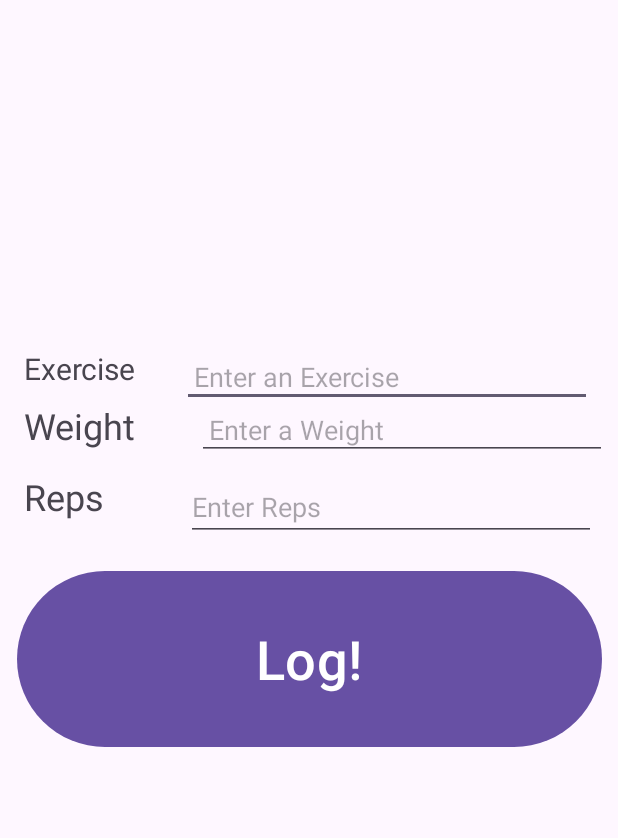
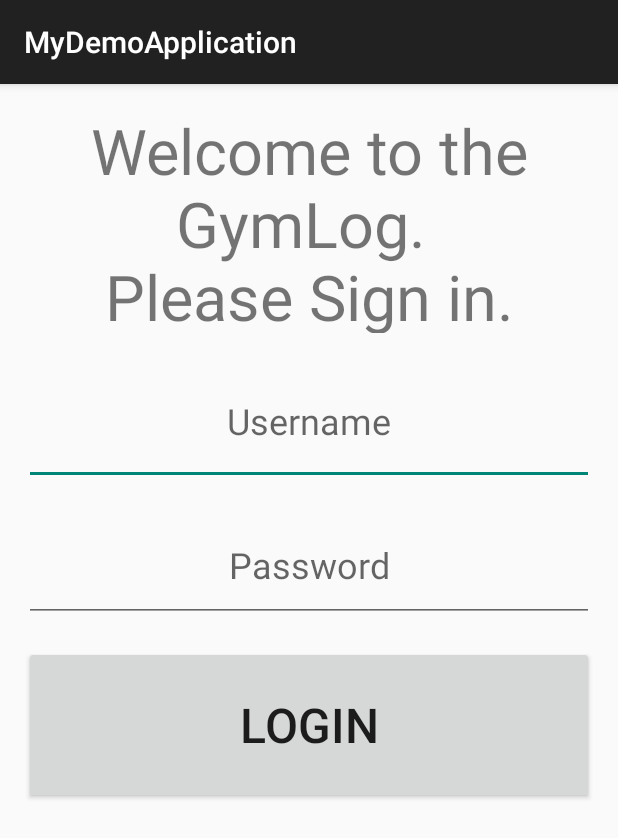
Before and after one commit to zhan6256/MyDemoApplication, an Android app: the screen it shows after launch (MainActivity before the commit, LoginActivity after it), on a phone screen of 412 x 824 dp. Shown: the top 838 px of the screen. Run offline under Robolectric (Android 15) with nearby library versions, the phone set to English and light mode, and no system bars; our stand-ins replace Room's generated code.

Commit message:
Completed Video 9 Added menu and logout function

```diff
--- a/app/src/main/AndroidManifest.xml
+++ b/app/src/main/AndroidManifest.xml
@@ -10,7 +10,7 @@
         android:label="@string/app_name"
         android:roundIcon="@mipmap/ic_launcher_round"
         android:supportsRtl="true"
-        android:theme="@style/Theme.MyDemoApplication">
+        android:theme="@style/Theme.AppCompat.DayNight.DarkActionBar">
         <activity
             android:name=".LoginActivity"
             android:exported="false" />
--- a/app/src/main/java/com/daclink/mydemoapplication/LoginActivity.java
+++ b/app/src/main/java/com/daclink/mydemoapplication/LoginActivity.java
@@ -1,24 +1,34 @@
 package com.daclink.mydemoapplication;
 
+import android.content.Context;
+import android.content.Intent;
 import android.os.Bundle;
+import android.view.View;
 
-import androidx.activity.EdgeToEdge;
 import androidx.appcompat.app.AppCompatActivity;
-import androidx.core.graphics.Insets;
-import androidx.core.view.ViewCompat;
-import androidx.core.view.WindowInsetsCompat;
+
+import com.daclink.mydemoapplication.databinding.ActivityLoginBinding;
 
 public class LoginActivity extends AppCompatActivity {
+    private ActivityLoginBinding binding;
 
     @Override
     protected void onCreate(Bundle savedInstanceState) {
         super.onCreate(savedInstanceState);
-        EdgeToEdge.enable(this);
-        setContentView(R.layout.activity_login);
-        ViewCompat.setOnApplyWindowInsetsListener(findViewById(R.id.main), (v, insets) -> {
-            Insets systemBars = insets.getInsets(WindowInsetsCompat.Type.systemBars());
-            v.setPadding(systemBars.left, systemBars.top, systemBars.right, systemBars.bottom);
-            return insets;
+        binding = ActivityLoginBinding.inflate(getLayoutInflater());
+        setContentView(binding.getRoot());
+
+        binding.loginButton.setOnClickListener(new View.OnClickListener() {
+
+            @Override
+            public void onClick(View v) {
+                Intent intent = MainActivity.mainActivityIntentFactory(getApplicationContext(), 0);
+                startActivity(intent);
+            }
         });
     }
+    static Intent loginIntentFactory(Context context){
+        return new Intent(context, LoginActivity.class);
+    }
+
 }
--- a/app/src/main/java/com/daclink/mydemoapplication/MainActivity.java
+++ b/app/src/main/java/com/daclink/mydemoapplication/MainActivity.java
@@ -1,14 +1,23 @@
 package com.daclink.mydemoapplication;
 
+import android.content.Context;
+import android.content.DialogInterface;
+import android.content.Intent;
 import android.os.Bundle;
 import android.text.method.ScrollingMovementMethod;
 import android.util.Log;
+import android.view.Menu;
+import android.view.MenuInflater;
+import android.view.MenuItem;
 import android.view.View;
 import android.widget.Toast;
 
+import androidx.annotation.NonNull;
+import androidx.appcompat.app.AlertDialog;
 import androidx.appcompat.app.AppCompatActivity;
 
 import com.daclink.mydemoapplication.Database.GymLogRepository;
+import com.daclink.mydemoapplication.Database.entities.User;
 import com.daclink.mydemoapplication.databinding.ActivityMainBinding;
 
 import java.util.ArrayList;
@@ -20,6 +29,7 @@ import com.daclink.mydemoapplication.Database.entities.GymLog;
 
 
 public class MainActivity extends AppCompatActivity {
+    private static final String MAIN_ACTIVITY_USER_ID = "com.daclink.mydemoapplication.MAIN_ACTIVITY_USER_ID" ;
     private ActivityMainBinding binding;
     private GymLogRepository repository;
     public static final String TAG = "DAC_GYMLOG";
@@ -27,13 +37,24 @@ public class MainActivity extends AppCompatActivity {
     double mWeight = 0.0;
     int mReps = 0;
     //TODO: Add login information
-    int loggedInUserId = -1;
+    private int loggedInUserId = -1;
+    private User user;
+
 
     @Override
     protected void onCreate(Bundle savedInstanceState) {
         super.onCreate(savedInstanceState);
         binding = com.daclink.mydemoapplication.databinding.ActivityMainBinding.inflate(getLayoutInflater());
         setContentView(binding.getRoot());
+
+        loginUser();
+
+        invalidateOptionsMenu();
+
+        if(loggedInUserId == -1){
+            Intent intent = LoginActivity.loginIntentFactory(getApplicationContext());
+            startActivity(intent);
+        }
         repository =  GymLogRepository.getRepository(getApplication());
         binding.logDisplayTextView.setMovementMethod(new ScrollingMovementMethod());
         updateDisplay();
@@ -48,6 +69,64 @@ public class MainActivity extends AppCompatActivity {
                 updateDisplay();
             }
         });
+    }
+
+    private void loginUser() {
+        //TODO: Make Login method FUNCTIONAL
+        user = new User("Drew", "password");
+        loggedInUserId = getIntent().getIntExtra(MAIN_ACTIVITY_USER_ID, -1);
+    }
+
+    @Override
+    public boolean onCreateOptionsMenu(Menu menu) {
+        MenuInflater inflater = getMenuInflater();
+        inflater.inflate(R.menu.logout_menu, menu);
+        return true;
+    }
+
+    @Override
+    public boolean onPrepareOptionsMenu(Menu menu) {
+        MenuItem item = menu.findItem(R.id.logoutMenuItem);
+        item.setVisible(true);
+        item.setTitle(user.getUsername());
+        item.setOnMenuItemClickListener(new MenuItem.OnMenuItemClickListener() {
+            @Override
+            public boolean onMenuItemClick(@NonNull MenuItem item) {
+                showlogoutDialog();
+                return false;
+            }
+        });
+        return true;
+    }
+    private void showlogoutDialog(){
+        AlertDialog.Builder alertBuilder = new AlertDialog.Builder(MainActivity.this);
+        final AlertDialog alertDialog = alertBuilder.create();
+
+        alertBuilder.setMessage("Logout?");
+        alertBuilder.setPositiveButton("Logout", new DialogInterface.OnClickListener() {
+            @Override
+            public void onClick(DialogInterface dialog, int which) {
+                logout();
+            }
+        });
+        alertBuilder.setNegativeButton("Cancel", new DialogInterface.OnClickListener() {
+            @Override
+            public void onClick(DialogInterface dialog, int which) {
+                alertDialog.dismiss();
+            }
+        });
+        alertBuilder.create().show();
+    }
+
+    private void logout() {
+        //TODO: Finish logout method
+        startActivity(LoginActivity.loginIntentFactory(getApplicationContext()));
+    }
+
+    static Intent mainActivityIntentFactory(Context context, int userId){
+        Intent intent = new Intent(context, MainActivity.class);
+        intent.putExtra(MAIN_ACTIVITY_USER_ID, userId);
+        return intent;
     }
 
     private void insertGymlogRecord(){
--- a/app/src/main/res/layout/activity_login.xml
+++ b/app/src/main/res/layout/activity_login.xml
@@ -7,4 +7,61 @@
     android:layout_height="match_parent"
     tools:context=".LoginActivity">
 
+    <TextView
+        android:id="@+id/titleLoginTextView"
+        android:layout_width="match_parent"
+        android:layout_height="150dip"
+        android:layout_margin="16dip"
+        android:layout_marginBottom="24dip"
+        android:gravity="center"
+        android:text="@string/login_welcome"
+        android:textSize="42sp"
+        app:layout_constraintEnd_toEndOf="parent"
+        app:layout_constraintStart_toStartOf="parent"
+        app:layout_constraintTop_toTopOf="parent" />
+
+    <EditText
+        android:id="@+id/userNameLoginEditText"
+        android:layout_width="match_parent"
+        android:layout_height="85dp"
+        android:layout_margin="16dp"
+        android:autofillHints="Please enter username"
+        android:gravity="center"
+        android:hint="@string/username"
+        android:inputType="text"
+        android:textSize="24sp"
+        app:layout_constraintEnd_toEndOf="parent"
+        app:layout_constraintStart_toStartOf="parent"
+        app:layout_constraintTop_toBottomOf="@id/titleLoginTextView" />
+
+    <EditText
+        android:id="@+id/passwordLoginEditText"
+        android:layout_width="match_parent"
+        android:layout_height="75dp"
+        android:layout_margin="16dp"
+        android:autofillHints="Please enter password"
+        android:gravity="center"
+        android:inputType="textPassword"
+        android:hint="@string/password"
+        android:textSize="24sp"
+        app:layout_constraintEnd_toEndOf="parent"
+        app:layout_constraintStart_toStartOf="parent"
+        app:layout_constraintTop_toBottomOf="@id/userNameLoginEditText" />
+    <Button
+        android:layout_width="match_parent"
+        android:layout_height="105dp"
+        app:layout_constraintTop_toBottomOf="@id/passwordLoginEditText"
+        android:id="@+id/loginButton"
+        android:text="@string/login"
+        android:textSize="32sp"
+        android:layout_margin="16dp"
+        app:layout_constraintStart_toStartOf="parent"
+        app:layout_constraintEnd_toEndOf="parent" />
+
+
+
+
+
+
+
 </androidx.constraintlayout.widget.ConstraintLayout>
--- /dev/null
+++ b/app/src/main/res/menu/logout_menu.xml
@@ -0,0 +1,9 @@
+<?xml version="1.0" encoding="utf-8"?>
+<menu xmlns:android="http://schemas.android.com/apk/res/android"
+    xmlns:app="http://schemas.android.com/apk/res-auto">
+    <item
+        android:id="@+id/logoutMenuItem"
+        android:title="LOGGED_IN"
+        app:showAsAction="ifRoom"
+        />
+</menu>
--- a/app/src/main/res/values/strings.xml
+++ b/app/src/main/res/values/strings.xml
@@ -8,4 +8,8 @@
     <string name="reps">Reps</string>
     <string name="log">Log!</string>
     <string name="nothing_to_show_time_to_hit_the_gym">Nothing to show, time to hit the gym!</string>
+    <string name="login_welcome">Welcome to the GymLog. \nPlease Sign in.</string>
+    <string name="username">Username</string>
+    <string name="password">Password</string>
+    <string name="login">Login</string>
 </resources>
```
